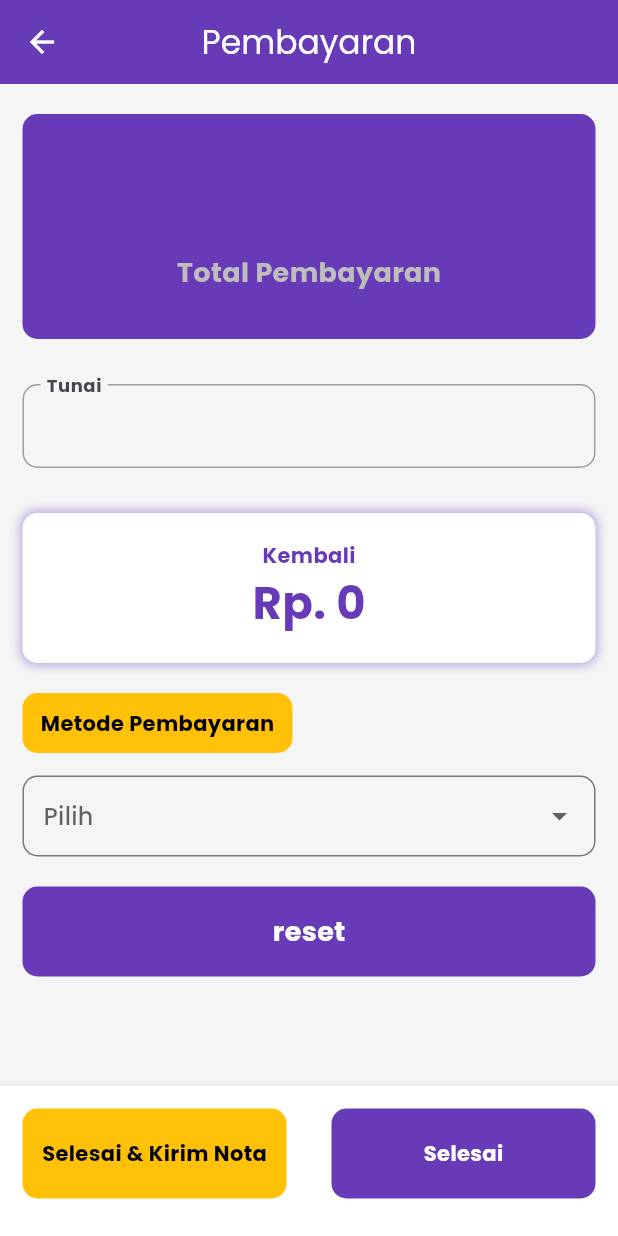
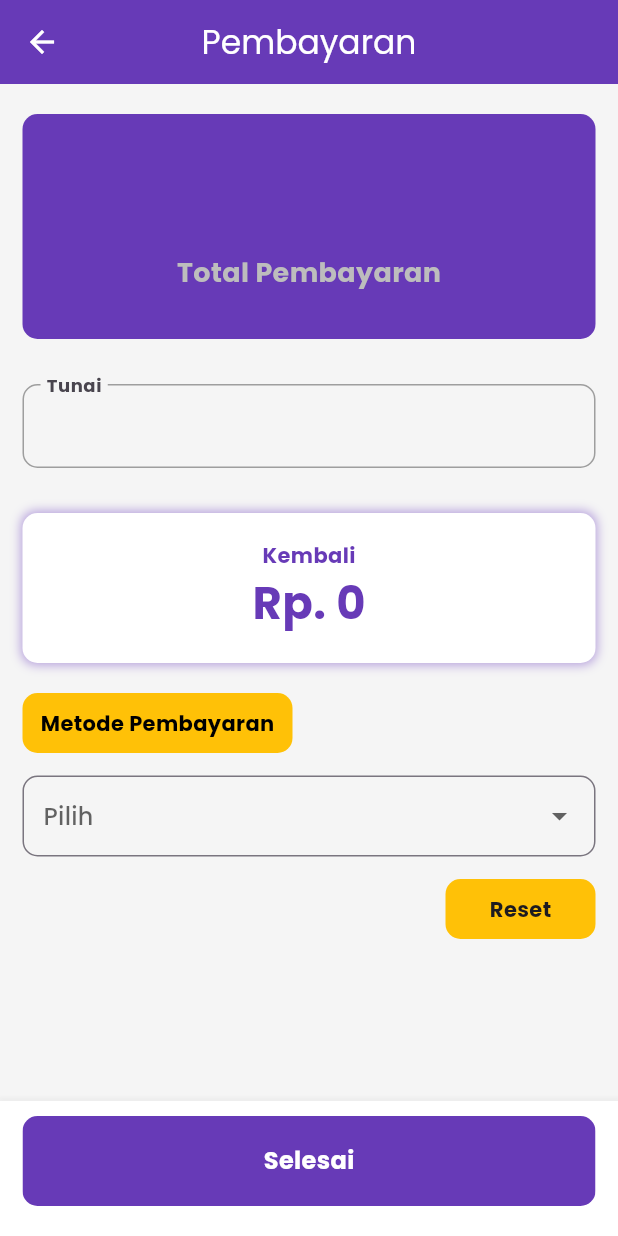
Before and after one commit to Andhikagr/Kasirnyong, a Flutter app: the Bayar screen opened directly with empty values, on a phone screen of 412 x 824 dp. Run offline on Flutter 3.47's test engine with Material 3 defaults, Android fonts, the phone set to English and light mode, and no system bars; our stand-ins replace get, google_fonts, image_picker, permission_handler, sqflite; accounts and stored records are empty.

Commit message:
Update all changes: UI, assets, packages, and other files

```diff
--- a/lib/order/bayar.dart
+++ b/lib/order/bayar.dart
@@ -199,8 +199,10 @@ class _BayarState extends State<Bayar> {
                     });
                   },
                 ),
-                SizedBox(height: 20),
-                InkWell(
+                SizedBox(height: 15),
+                Align(
+                  alignment: Alignment.centerRight,
+                  child: InkWell(
                     borderRadius: BorderRadius.circular(10),
                     onTap: () {
                       _tunaiController.clear();
@@ -209,18 +211,19 @@ class _BayarState extends State<Bayar> {
                       });
                     },
                     child: Ink(
-                    height: 60,
+                      height: 40,
+                      width: 100,
                       decoration: BoxDecoration(
                         borderRadius: BorderRadius.circular(10),
-                      color: Colors.deepPurple,
+                        color: Colors.amber,
                       ),
                       child: Center(
                         child: Text(
-                        "reset",
+                          "Reset",
                           style: TextStyle(
-                          color: Colors.white,
                             fontWeight: FontWeight.bold,
-                          fontSize: 18,
+                            fontSize: 14,
+                          ),
                         ),
                       ),
                     ),
@@ -231,8 +234,8 @@ class _BayarState extends State<Bayar> {
           ),
         ),
         bottomNavigationBar: Container(
-          height: 100,
-          padding: EdgeInsets.only(bottom: 10),
+          height: 90,
+          padding: EdgeInsets.only(bottom: 20, top: 10),
           decoration: BoxDecoration(
             color: Colors.white,
             boxShadow: [
@@ -244,23 +247,12 @@ class _BayarState extends State<Bayar> {
               ),
             ],
           ),
-          child: Row(
-            children: [
-              Expanded(
           child: Padding(
             padding: EdgeInsets.symmetric(horizontal: 15),
-                  child: BoxOrder(
-                    height: 60,
-                    bgColors: Colors.amber,
-                    label: "Selesai & Kirim Nota",
-                    textColors: Colors.black,
-                  ),
-                ),
-              ),
-              Expanded(
-                child: Padding(
-                  padding: EdgeInsets.symmetric(horizontal: 15),
+            child: Material(
+              borderRadius: BorderRadius.circular(10),
               child: InkWell(
+                borderRadius: BorderRadius.circular(10),
                 onTap: () async {
                   if (widget.pesananList.isNotEmpty) {
                     final pajakPersen = await DatabaseKasir.getPajak();
@@ -318,16 +310,24 @@ class _BayarState extends State<Bayar> {
                     );
                   }
                 },
-                    child: BoxOrder(
-                      height: 60,
-                      bgColors: Colors.deepPurple,
-                      label: "Selesai",
-                      textColors: Colors.white,
+                child: Ink(
+                  decoration: BoxDecoration(
+                    borderRadius: BorderRadius.circular(10),
+                    color: Colors.deepPurple,
+                  ),
+                  child: Center(
+                    child: Text(
+                      "Selesai",
+                      style: TextStyle(
+                        fontWeight: FontWeight.bold,
+                        fontSize: 16,
+                        color: Colors.white,
                       ),
                     ),
                   ),
                 ),
-            ],
+              ),
+            ),
           ),
         ),
       ),
--- a/lib/order/sukses_bayar.dart
+++ b/lib/order/sukses_bayar.dart
@@ -1,5 +1,6 @@
 import 'package:flutter/material.dart';
 import 'package:food_app/homepage/homepage.dart';
+import 'package:food_app/transaksi/transaksi.dart';
 import 'package:get/get.dart';
 
 class SuksesBayar extends StatelessWidget {
@@ -34,7 +35,7 @@ class SuksesBayar extends StatelessWidget {
                 bgColors: Colors.deepPurple,
                 label: "Kirim Nota",
                 onTap: () => Get.offAll(
-                  (),
+                  () => Transaksi(),
                   transition: Transition.native,
                   duration: Duration(milliseconds: 500),
                 ),
--- a/lib/transaksi/transaksi.dart
+++ b/lib/transaksi/transaksi.dart
@@ -1,5 +1,6 @@
 import 'package:flutter/material.dart';
 import 'package:food_app/database/database.dart';
+import 'package:food_app/homepage/homepage.dart';
 import 'package:food_app/menu/produk/widget/format_rupiah.dart';
 import 'package:food_app/transaksi/detail_transaksi.dart';
 import 'package:food_app/transaksi/widget/format_waktu.dart';
@@ -14,8 +15,17 @@ class Transaksi extends StatelessWidget {
       resizeToAvoidBottomInset: false,
       backgroundColor: Colors.grey.shade100,
       appBar: AppBar(
+        automaticallyImplyLeading: false,
         backgroundColor: Colors.deepPurple,
         foregroundColor: Colors.white,
+        leading: IconButton(
+          onPressed: () => Get.to(
+            () => Homepage(),
+            transition: Transition.native,
+            duration: Duration(milliseconds: 500),
+          ),
+          icon: Icon(Icons.arrow_back),
+        ),
         title: Text("Riwayat Transaksi"),
         centerTitle: true,
       ),
```
Lines whose indentation alone changed are shown as unchanged.
